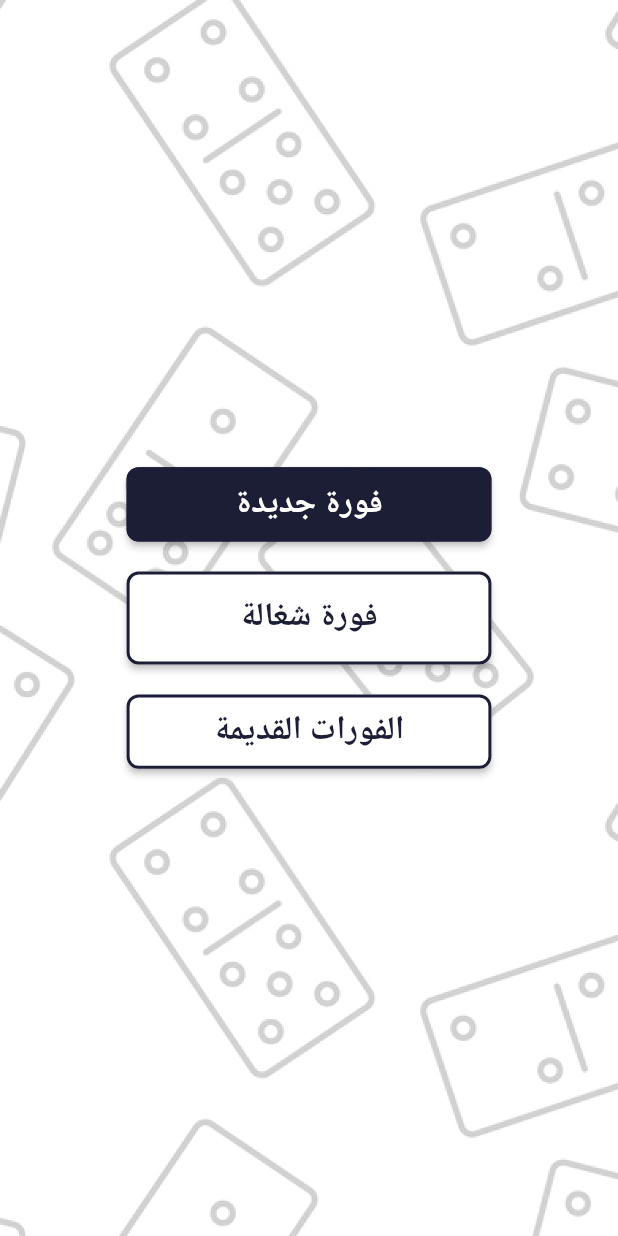
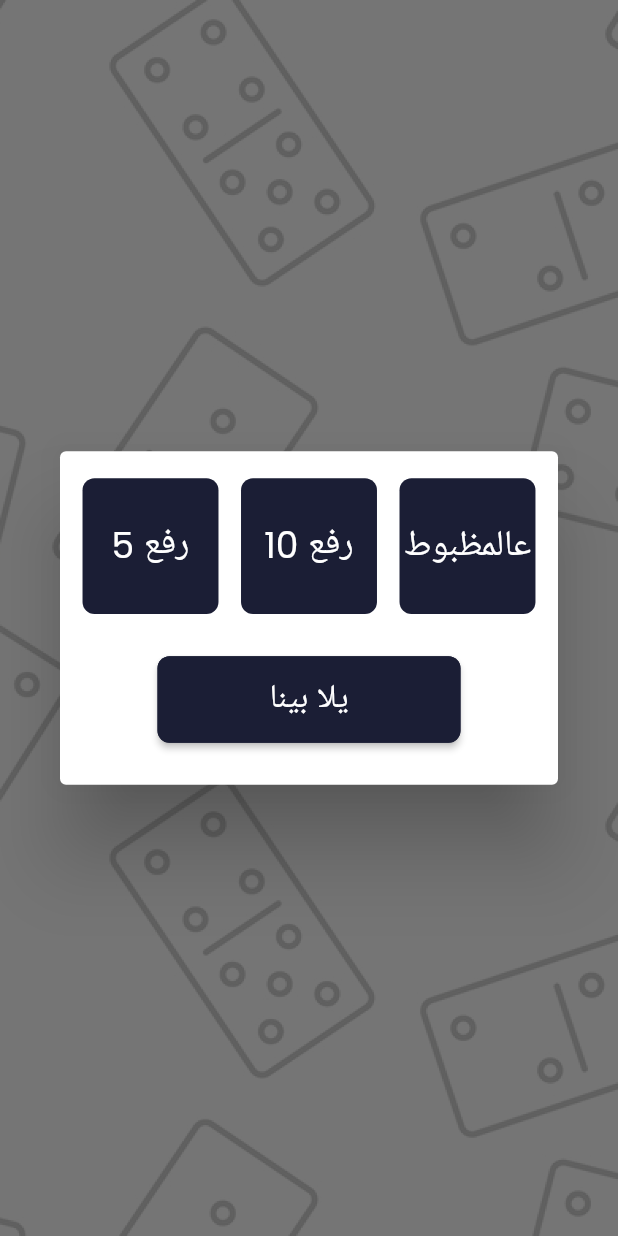
Before and after one commit to hossamgamal-1/kam_point, a Flutter app: the screen it shows after launch, after a tap on "فورة جديدة", on a phone screen of 412 x 824 dp. Run offline on Flutter 3.47's test engine with Material 2 defaults, Android fonts, the phone set to English and light mode, and no system bars; our stand-ins replace flutter_screenutil.

Commit message:
separate custom dialog

```diff
--- a/lib/app/app.dart
+++ b/lib/app/app.dart
@@ -1,12 +1,11 @@
 import 'package:flutter/material.dart';
 import 'package:flutter_screenutil/flutter_screenutil.dart';
 
+import '../core/resources/string_manager.dart';
 import '../core/resources/themes_manager.dart';
 import 'app_router.dart';
 
 class MyApp extends StatelessWidget {
-  // const MyApp({super.key});
-
   const MyApp._internal();
 
   static MyApp? myApp;
@@ -24,7 +23,7 @@ class MyApp extends StatelessWidget {
       splitScreenMode: true,
       builder: (context, child) => MaterialApp(
         debugShowCheckedModeBanner: false,
-        title: 'Kam Point',
+        title: StringManager.appTitle,
         theme: getLightTheme(),
         onGenerateRoute: AppRouter.getRoute,
       ),
--- a/lib/core/resources/fonts_manager.dart
+++ b/lib/core/resources/fonts_manager.dart
@@ -6,6 +6,7 @@ class FontsConstants {
 
 class FontSize {
   static const double s22 = 22;
+  static const double s24 = 24;
 }
 
 TextStyle _getTextStyle(
--- a/lib/core/resources/string_manager.dart
+++ b/lib/core/resources/string_manager.dart
@@ -1,7 +1,14 @@
 class StringManager {
+  // app Strings
+  static const String appTitle = 'Kam Point';
   // Home Page Strings
   static const String backgroundImagePath = 'assets/images/background.jpg';
   static const String newRound = 'فورة جديدة';
   static const String currentRound = 'فورة شغالة';
   static const String oldRounds = 'الفورات القديمة';
+  // Dialog Strings
+  static const String upToTen = 'رفع 10';
+  static const String upToFive = 'رفع 5';
+  static const String upToOne = 'عالمظبوط';
+  static const String start = 'يلا بينا';
 }
--- a/lib/core/resources/values_manager.dart
+++ b/lib/core/resources/values_manager.dart
@@ -1,5 +1,6 @@
 class AppMargin {
   static const double m8 = 8;
+  static const double m24 = 24;
 }
 
 class AppPadding {
--- a/lib/presentation/screens/home_page.dart
+++ b/lib/presentation/screens/home_page.dart
@@ -5,6 +5,7 @@ import '../../core/resources/string_manager.dart';
 import '../../core/resources/color_manager.dart';
 import '../../core/resources/fonts_manager.dart';
 import '../../core/resources/values_manager.dart';
+import '../widgets/custom_dialog.dart';
 
 class HomePage extends StatelessWidget {
   const HomePage({super.key});
@@ -31,7 +32,11 @@ class HomePage extends StatelessWidget {
                   margin: const EdgeInsets.all(AppMargin.m8),
                   padding: const EdgeInsets.all(AppPadding.p2),
                   child: ElevatedButton(
-                    onPressed: () {},
+                    onPressed: () {
+                      showDialog(
+                          context: context,
+                          builder: (_) => const CustomDialog());
+                    },
                     style: const ButtonStyle(
                       backgroundColor:
                           MaterialStatePropertyAll(ColorManager.primaryColor),
@@ -45,7 +50,7 @@ class HomePage extends StatelessWidget {
                 ),
                 Container(
                   width: 60.w,
-                  height: 8.h,
+                  height: 6.5.h,
                   margin: const EdgeInsets.all(AppMargin.m8),
                   padding: const EdgeInsets.all(AppPadding.p2),
                   child: ElevatedButton(
--- /dev/null
+++ b/lib/presentation/widgets/custom_dialog.dart
@@ -0,0 +1,89 @@
+import 'package:flutter/material.dart';
+import 'package:flutter_screenutil/flutter_screenutil.dart';
+
+import '../../core/resources/color_manager.dart';
+import '../../core/resources/fonts_manager.dart';
+import '../../core/resources/string_manager.dart';
+import '../../core/resources/values_manager.dart';
+
+class CustomDialog extends StatelessWidget {
+  const CustomDialog({super.key});
+
+  @override
+  Widget build(BuildContext context) {
+    return Dialog(
+      child: SizedBox(
+        height: 27.h,
+        child: Column(
+          mainAxisAlignment: MainAxisAlignment.spaceEvenly,
+          children: [
+            Row(
+              mainAxisAlignment: MainAxisAlignment.spaceEvenly,
+              children: const [
+                CountType(
+                    countState: CountState.upToFive,
+                    countString: StringManager.upToFive),
+                CountType(
+                    countState: CountState.upToTen,
+                    countString: StringManager.upToTen),
+                CountType(
+                    countState: CountState.upToOne,
+                    countString: StringManager.upToOne),
+              ],
+            ),
+            Container(
+              width: 50.w,
+              height: 7.5.h,
+              margin: const EdgeInsets.all(AppMargin.m8),
+              padding: const EdgeInsets.all(AppPadding.p2),
+              child: ElevatedButton(
+                onPressed: () {},
+                style: const ButtonStyle(
+                    backgroundColor:
+                        MaterialStatePropertyAll(ColorManager.primaryColor)),
+                child: Text(
+                  StringManager.start,
+                  style: getRegularTextStyle(
+                      color: ColorManager.white, fontSize: FontSize.s22),
+                ),
+              ),
+            )
+          ],
+        ),
+      ),
+    );
+  }
+}
+
+enum CountState { upToOne, upToFive, upToTen }
+
+class CountType extends StatelessWidget {
+  const CountType(
+      {super.key, required this.countState, required this.countString});
+
+  final CountState countState;
+  final String countString;
+
+  @override
+  Widget build(BuildContext context) {
+    bool isActive = true;
+    //     countState == context.watch<HomePageBloc>().currentCountState;
+    return Container(
+      decoration: BoxDecoration(
+        color: isActive ? ColorManager.primaryColor : ColorManager.white,
+        borderRadius: BorderRadius.circular(AppSizes.s8),
+      ),
+      width: 22.w,
+      height: 22.w,
+      child: Center(
+        child: Text(
+          countString,
+          style: getRegularTextStyle(
+            color: isActive ? ColorManager.white : ColorManager.primaryColor,
+            fontSize: FontSize.s24,
+          ),
+        ),
+      ),
+    );
+  }
+}
```
